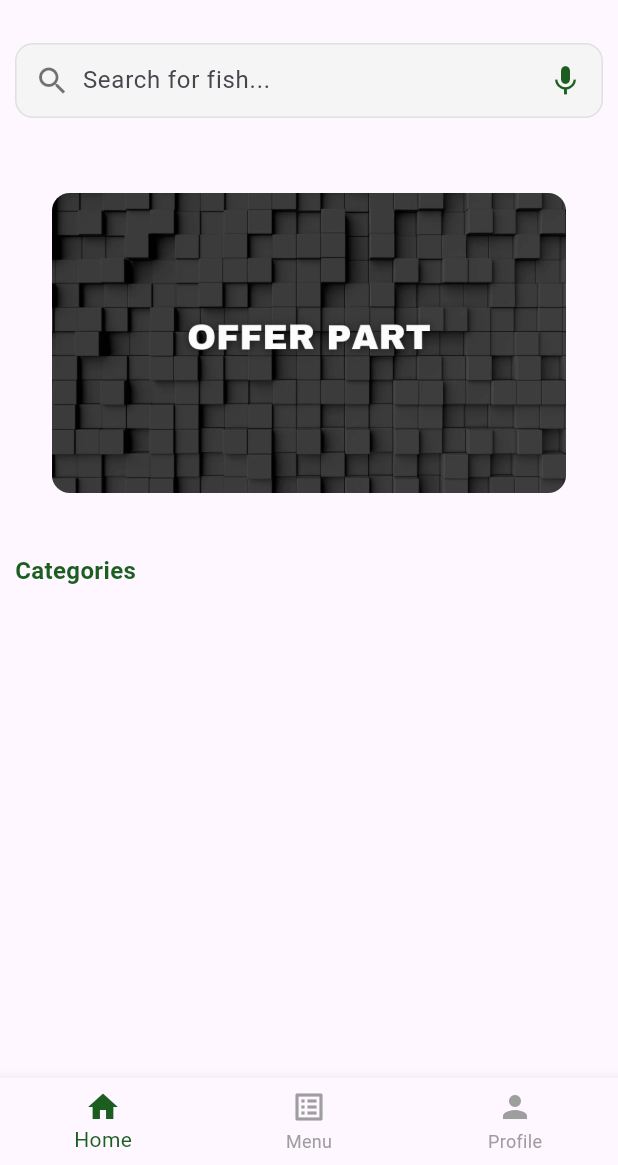
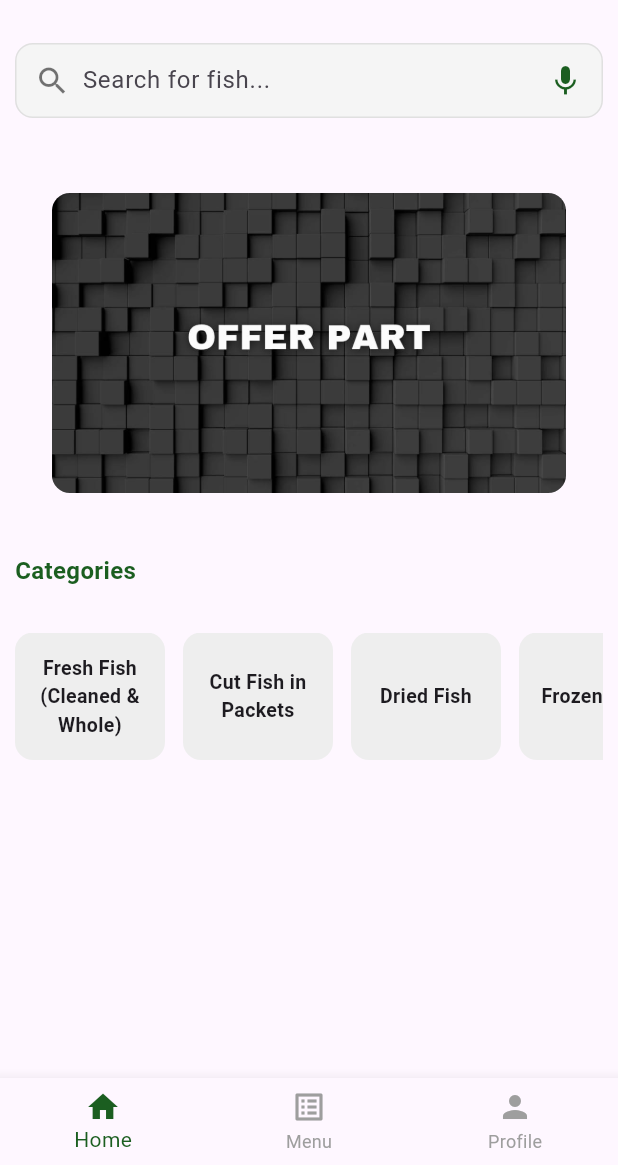
Before and after one commit to PriyadhaPrakash/Fishy, a Flutter app: the screen it shows after launch, on a phone screen of 412 x 824 dp, the part 71-1236 px from its top. Run offline on Flutter 3.47's test engine with Material 3 defaults, Android fonts, the phone set to English and light mode, and no system bars; drawn by our look-alikes of carousel_slider; our stand-ins replace flutter_otp_text_field.

```diff
--- a/lib/Homepage.dart
+++ b/lib/Homepage.dart
@@ -14,7 +14,7 @@ class _HomePageState extends State<HomePage> {
     'assets/banner1.jpg',
     'assets/banner1.jpg',
   ];
-  List<String> categories = [
+ final List<String> categories = [
     'Fresh Fish (Cleaned & Whole)',
     'Cut Fish in Packets',
     'Dried Fish',
@@ -97,8 +97,40 @@ class _HomePageState extends State<HomePage> {
                   fontWeight: FontWeight.bold,
                   color: Colors.green.shade900,
                 ),
-              ),
+              ),const SizedBox(height: 30,)
             ],
+          ),
+          SizedBox(
+            height: 85,
+            child: ListView.builder(
+              scrollDirection: Axis.horizontal,
+              itemCount: categories.length,
+              itemBuilder: (context, index) {
+                final category = categories[index];
+                return GestureDetector(
+                  onTap: () {},
+                  child: Container(
+                    width: 100,
+                    margin: EdgeInsets.only(right: 12),
+                    decoration: BoxDecoration(
+                      color: Colors.grey.shade200,
+                      borderRadius: BorderRadius.circular(12),
+                    ),
+                    child: Center(
+                      child: Text(
+                        category, // <-- using the variable here
+                        textAlign: TextAlign.center,
+                        style: const TextStyle(
+                          fontWeight: FontWeight.w600,
+                          fontSize: 13,
+                        ),
+                      ),
+                    ),
+                  ),
+
+                );
+              },
+            ),
           ),
         ],
       ),
```
